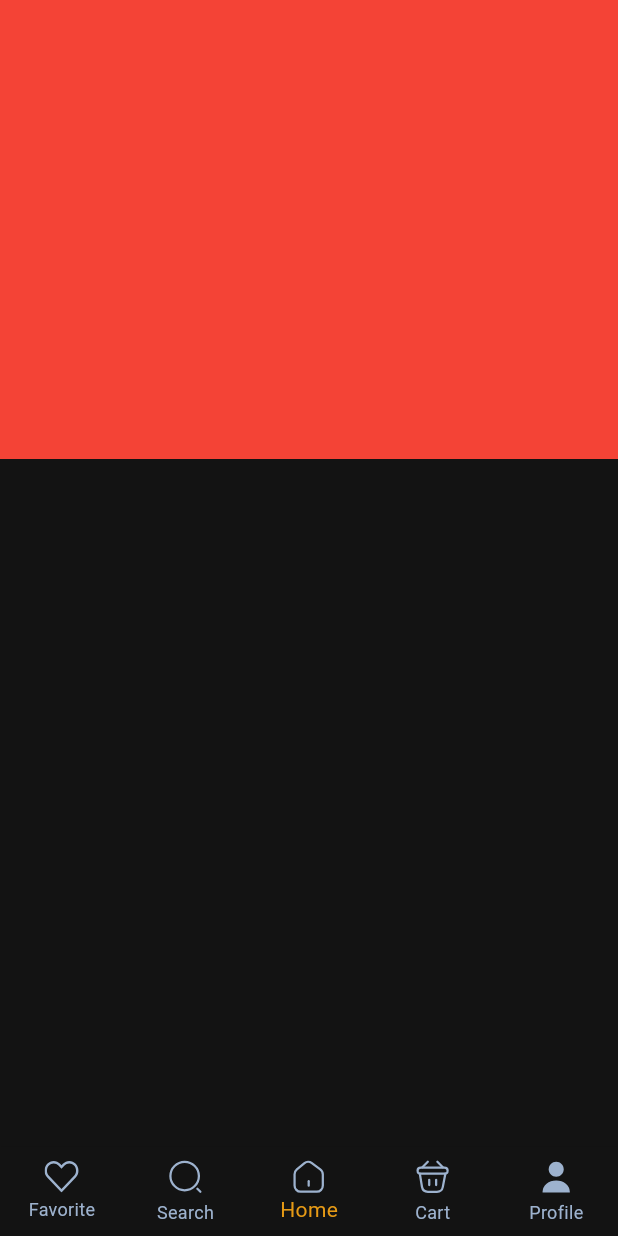
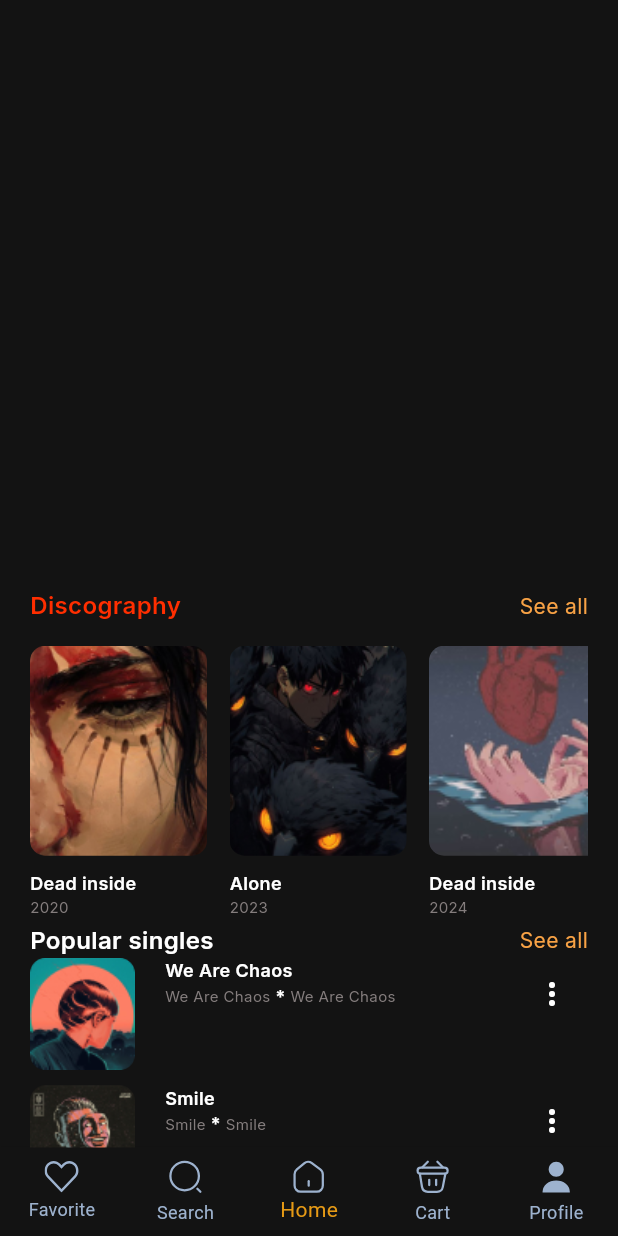
Before and after one commit to tejasthonge/Music-App-, a Flutter app: the HomeGallery screen opened directly, on a phone screen of 412 x 824 dp. Run offline on Flutter 3.47's test engine with Material 3 defaults, Android fonts, the phone set to English and light mode, and no system bars; our stand-ins replace flutter_svg, google_fonts.

Commit message:
all done only sliding image remain

```diff
--- /dev/null
+++ b/musicapp/lib/Constants/dumy_datat.dart
@@ -0,0 +1,33 @@
+ final List<Map<String, dynamic>> discographyCardList = [
+    {"image": "lib/Assets/img/1.png", "title": "Dead inside", "date": "2020"},
+    {"image": "lib/Assets/img/2.png", "title": "Alone", "date": "2023"},
+    {"image": "lib/Assets/img/3.png", "title": "Dead inside", "date": "2024"},
+    {"image": "lib/Assets/img/1.png", "title": "Heartless", "date": "2020"},
+  ];
+
+  List<Map> popular_singlesList = [
+    {
+      "image": "lib/Assets/img/a1.png",
+      "title": "We Are Chaos",
+      "cat": "Easy Living",
+      "date": "2024",
+    },
+    {
+      "image": "lib/Assets/img/a2.png",
+      "title": "Smile",
+      "cat": "Berrechid",
+      "date": "2023",
+    },
+    {
+      "image": "lib/Assets/img/a1.png",
+      "title": "We Are Chaos",
+      "cat": "Easy Living",
+      "date": "2024",
+    },
+    {
+      "image": "lib/Assets/img/a2.png",
+      "title": "Smile",
+      "cat": "Berrechid",
+      "date": "2023",
+    },
+  ];
--- /dev/null
+++ b/musicapp/lib/View/Screens/Home/Home_gallery_screen.dart
@@ -0,0 +1,83 @@
+import 'dart:ui';
+
+import 'package:flutter/cupertino.dart';
+import 'package:flutter/material.dart';
+import 'package:flutter/widgets.dart';
+import 'package:flutter_svg/svg.dart';
+import 'package:google_fonts/google_fonts.dart';
+import 'package:musicapp/Constants/dumy_datat.dart';
+import 'package:musicapp/Utils/navigation_bar.dart';
+import 'package:musicapp/View/Screens/Home/utiles.dart';
+import 'package:musicapp/View/Screens/wellcome_screen.dart';
+
+class HomeGallery extends StatefulWidget {
+  const HomeGallery({super.key});
+
+  @override
+  State<HomeGallery> createState() => _HomeGalleryState();
+}
+
+class _HomeGalleryState extends State<HomeGallery> {
+
+
+  @override
+  Widget build(BuildContext context) {
+    return Scaffold(
+      bottomNavigationBar: buildBottomNavigationBar(),
+      backgroundColor: const Color.fromRGBO(19, 19, 19, 1),
+      body: Column(
+        children: [
+          Expanded(
+              flex: 5,
+              child: Container(
+                  // child: ,
+                  // color: Colors.red,
+                  )),
+          Expanded(
+            flex: 5,
+            child: Container(
+              // color: Colors.red,
+              margin: EdgeInsets.only(top: 10, left: 20, right: 20),
+
+              // color: Colors.red,
+              child: Column(
+                mainAxisAlignment: MainAxisAlignment.start,
+                children: [
+                  buildTopSeeAll(
+                      title: "Discography",
+                      color: Color.fromRGBO(255, 46, 0, 1)),
+                  SizedBox(
+                    height: 200,
+                    child: ListView.builder(
+                        scrollDirection: Axis.horizontal,
+                        itemCount: discographyCardList.length,
+                        itemBuilder: (context, index) {
+                          return buildDiscographyCard(
+                               context: context,
+                               discographyCardList: discographyCardList,
+                              index: index);
+                        }),
+                  ),
+                  buildTopSeeAll(title: "Popular singles", color: Colors.white),
+                  Flexible(
+                    child: Container(
+                      alignment: Alignment.topCenter,
+                      height: 160,
+                      child: ListView.builder(
+                          itemCount: 4,
+                          itemBuilder: (context, index) {
+                            return buildPopularCads(
+                                popular_singlesList: popular_singlesList,
+                                index: index);
+                          }),
+                    ),
+                  )
+                ],
+              ),
+            ),
+          )
+        ],
+      ),
+    );
+  }
+}
--- /dev/null
+++ b/musicapp/lib/View/Screens/Home/utiles.dart
@@ -0,0 +1,134 @@
+import 'package:flutter/material.dart';
+import 'package:flutter/widgets.dart';
+import 'package:google_fonts/google_fonts.dart';
+import 'package:musicapp/View/Screens/Home/plyer_screen.dart';
+
+Row buildTopSeeAll({required String title, required Color color}) {
+  return Row(mainAxisAlignment: MainAxisAlignment.spaceBetween, children: [
+    Text(
+      title,
+      style: GoogleFonts.inter(
+          color: color, fontWeight: FontWeight.w600, fontSize: 16),
+    ),
+    Text(
+      "See all",
+      style: GoogleFonts.inter(
+          color: Color.fromRGBO(248, 162, 69, 1),
+          fontWeight: FontWeight.w400,
+          fontSize: 14),
+    )
+  ]);
+}
+
+Container buildDiscographyCard(
+    {required List discographyCardList, required index ,required BuildContext context}) {
+  return Container(
+    margin: EdgeInsets.only(top: 15),
+    child: GestureDetector(
+      onTap: () {
+        Navigator.of(context).push(
+          MaterialPageRoute(builder: (_)=>  PlyerScreen(index: index))
+        );
+      },
+      child: Column(
+        crossAxisAlignment: CrossAxisAlignment.start,
+        children: [
+          Container(
+            margin: EdgeInsets.only(right: 15, bottom: 10),
+            height: 140,
+            width: 118,
+            decoration: BoxDecoration(
+                borderRadius: BorderRadius.circular(10),
+                image: DecorationImage(
+                    fit: BoxFit.cover,
+                    image: AssetImage(discographyCardList[index]["image"]))),
+          ),
+          Text(
+            discographyCardList[index]["title"],
+            style: GoogleFonts.inter(
+                color: Colors.white, fontSize: 12, fontWeight: FontWeight.w600),
+          ),
+          Text(
+            "${discographyCardList[index]["date"]}",
+            style: GoogleFonts.inter(
+                color: Color.fromRGBO(132, 125, 125, 1),
+                fontSize: 10,
+                fontWeight: FontWeight.w400),
+          )
+        ],
+      ),
+    ),
+  );
+}
+
+
+Container buildPopularCads({required List popular_singlesList , required int index}){
+
+  return Container(
+                            margin: EdgeInsets.only(bottom: 10),
+                            // color: Colors.red,
+                            child: Row(
+                              crossAxisAlignment: CrossAxisAlignment.start,
+                              children: [
+                                Container(
+                                  height: 75,
+                                  width: 70,
+                                  decoration: BoxDecoration(
+                                      borderRadius: BorderRadius.circular(10),
+                                      image: DecorationImage(
+                                          fit: BoxFit.cover,
+                                          image: AssetImage(
+
+                                              popular_singlesList[index]["image"]
+                                              ))),
+                                ),
+                                const SizedBox(width: 20,),
+                                Column(
+                                  crossAxisAlignment: CrossAxisAlignment.start,
+                                  mainAxisAlignment: MainAxisAlignment.start,
+                                  children: [
+                                    Text(
+                                      popular_singlesList[index]["title"],
+                                      style: GoogleFonts.inter(
+                                          color: Colors.white,
+                                          fontSize: 12,
+                                          fontWeight: FontWeight.w600),
+                                    ),
+                                    Row(children: [
+                                      Text(
+                                      popular_singlesList[index]["title"],
+                                      style: GoogleFonts.inter(
+                                          // color: Colors.white,
+                                            color: Color.fromRGBO(132, 125, 125, 1),
+                                          fontSize: 10,
+                                          fontWeight: FontWeight.w400),
+                                    ),
+
+                                    Text(" * ",
+                                     style: GoogleFonts.inter(
+                                          color: Colors.white,
+                                          fontSize: 12,
+                                          fontWeight: FontWeight.w600),
+                                    ),
+                                    Text(
+                                      popular_singlesList[index]["title"],
+                                      style: GoogleFonts.inter(
+                                          // color: Colors.white,
+                                            color: Color.fromRGBO(132, 125, 125, 1),
+                                          fontSize: 10,
+                                          fontWeight: FontWeight.w400),
+                                    ),
+                                    ],)
+                                  ],
+                                ),
+                                Spacer(),
+                                IconButton(onPressed: (){},
+                                 icon:const Icon(
+                                  Icons.more_vert,
+                                  color: Colors.white,
+                                  weight: 800,
+                                ))
+                              ],
+                            ),
+                          );
+}
--- a/musicapp/lib/View/Screens/HomeGalleryScreen.dart
+++ /dev/null
@@ -1,35 +0,0 @@
-import 'package:flutter/material.dart';
-import 'package:flutter_svg/svg.dart';
-import 'package:musicapp/Utils/navigation_bar.dart';
-
-class HomeGallery extends StatefulWidget {
-  const HomeGallery({super.key});
-
-  @override
-  State<HomeGallery> createState() => _HomeGalleryState();
-}
-
-class _HomeGalleryState extends State<HomeGallery> {
-
-
-  @override
-  Widget build(BuildContext context) {
-    return Scaffold(
-      bottomNavigationBar: buildBottomNavigationBar(),
-      backgroundColor: const Color.fromRGBO(19, 19, 19, 1),
-      body: Column(
-        children: [
-          Expanded(
-              flex: 4,
-              child: Container(
-                color: Colors.red,
-              )),
-          Expanded(
-            flex: 6,
-            child: Container(),
-          )
-        ],
-      ),
-    );
-  }
-}
--- a/musicapp/pubspec.yaml
+++ b/musicapp/pubspec.yaml
@@ -64,6 +64,7 @@ flutter:
   assets:
     - lib/Assets/img/
     - lib/Assets/icons/svg/
+    - lib/Assets/icons/plyer_icons/
   #   - images/a_dot_ham.jpeg
 
   # An image asset can refer to one or more resolution-specific "variants", see
```
Also changed, not shown: musicapp/lib/View/Screens/Home/plyer_screen.dart (added, +185 -0 lines), musicapp/lib/View/Screens/wellcome_screen.dart (+6 -1 lines), musicapp/lib/Assets/icons/plyer_icons/mingcute_volume-fill.svg (added), musicapp/lib/Assets/icons/plyer_icons/next.svg (added), musicapp/lib/Assets/icons/plyer_icons/previous.svg (added), musicapp/lib/Assets/icons/plyer_icons/repeat_mode.svg (added), musicapp/lib/Assets/icons/plyer_icons/stop_play.svg (added), musicapp/lib/Assets/img/1.png (added), musicapp/lib/Assets/img/2.png (added), musicapp/lib/Assets/img/3.png (added), musicapp/lib/Assets/img/Plyer_Ellipse.png (added), musicapp/lib/Assets/img/a1.png (added), musicapp/lib/Assets/img/a2.png (added).
